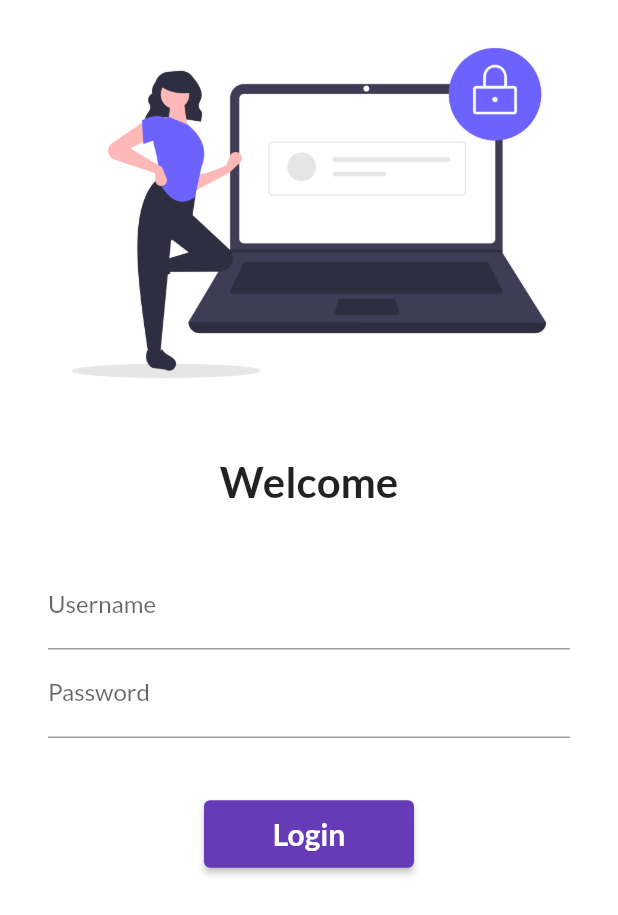
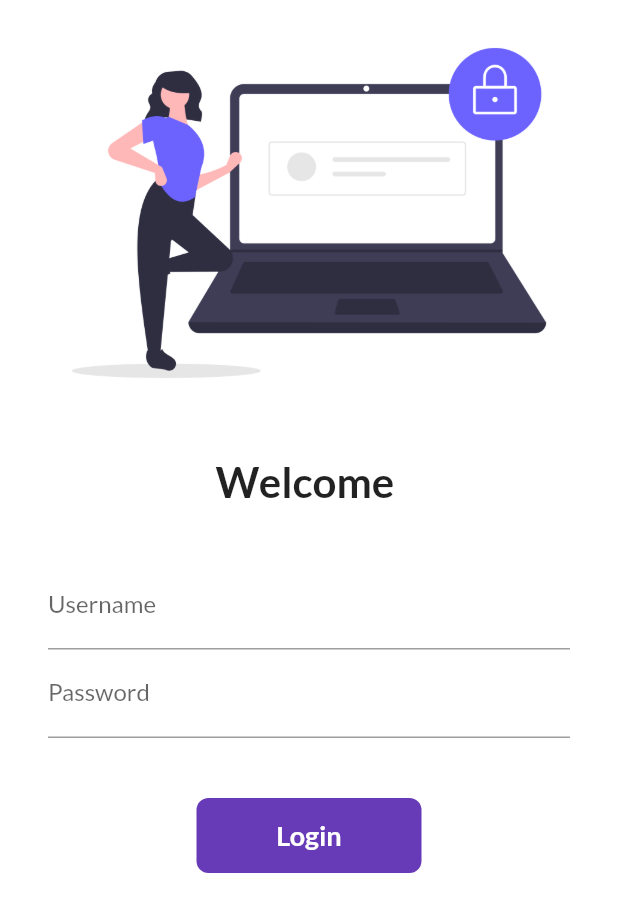
Before and after one commit to utkarshaggarwal74/catalog_app, a Flutter app: the screen it shows after launch, on a phone screen of 412 x 824 dp. Shown: the top 915 px of the screen. Run offline on Flutter 3.47's test engine with Material 2 defaults, Android fonts, the phone set to English and light mode, and no system bars; our stand-ins replace google_fonts.

Commit message:
day 6 completed

```diff
--- a/lib/pages/login_page.dart
+++ b/lib/pages/login_page.dart
@@ -1,9 +1,16 @@
 import 'package:catalog_app/utils/routes.dart';
 import 'package:flutter/material.dart';
 
-class LoginPage extends StatelessWidget {
+class LoginPage extends StatefulWidget {
   const LoginPage({Key? key}) : super(key: key);
 
+  @override
+  State<LoginPage> createState() => _LoginPageState();
+}
+
+class _LoginPageState extends State<LoginPage> {
+  String name = "";
+  bool changeButton = false;
   @override
   Widget build(BuildContext context) {
     return Material(
@@ -18,9 +25,9 @@ class LoginPage extends StatelessWidget {
             const SizedBox(
               height: 20.0,
             ),
-            const Text(
-              "Welcome",
-              style: TextStyle(
+            Text(
+              "Welcome $name",
+              style: const TextStyle(
                 fontSize: 28,
                 fontWeight: FontWeight.bold,
               ),
@@ -38,6 +45,10 @@ class LoginPage extends StatelessWidget {
                       hintText: "Enter Username",
                       labelText: "Username",
                     ),
+                    onChanged: (value) {
+                      name = value;
+                      setState(() {});
+                    },
                   ),
                   TextFormField(
                     obscureText: true,
@@ -49,19 +60,54 @@ class LoginPage extends StatelessWidget {
                   const SizedBox(
                     height: 40.0,
                   ),
-                  ElevatedButton(
-                    child: const Text(
-                      "Login",
-                      style:
-                          TextStyle(fontSize: 20, fontWeight: FontWeight.bold),
-                    ),
-                    onPressed: () {
+                  InkWell(
+                    onTap: () async {
+                      setState(() {
+                        changeButton = true;
+                      });
+                      await Future.delayed(const Duration(milliseconds: 400));
                       Navigator.pushNamed(context, MyRoutes.homeRoute);
                     },
-                    style: TextButton.styleFrom(
-                      minimumSize: const Size(140, 45),
+                    child: AnimatedContainer(
+                      duration: const Duration(milliseconds: 350),
+                      width: changeButton ? 50 : 150,
+                      height: 50,
+                      alignment: Alignment.center,
+                      child: changeButton
+                          ? const Icon(
+                              Icons.done,
+                              color: Colors.white,
+                            )
+                          : const Text(
+                              "Login",
+                              style: TextStyle(
+                                  color: Colors.white,
+                                  fontSize: 18,
+                                  fontWeight: FontWeight.bold),
+                            ),
+                      decoration: BoxDecoration(
+                        color: Colors.deepPurple,
+                        // shape:
+                        //     changeButton ? BoxShape.circle : BoxShape.rectangle,
+                        borderRadius:
+                            BorderRadius.circular(changeButton ? 50 : 8),
+                      ),
                     ),
                   ),
+
+                  // ElevatedButton(
+                  //   child: const Text(
+                  //     "Login",
+                  //     style:
+                  //         TextStyle(fontSize: 20, fontWeight: FontWeight.bold),
+                  //   ),
+                  //   onPressed: () {
+                  //     Navigator.pushNamed(context, MyRoutes.homeRoute);
+                  //   },
+                  //   style: TextButton.styleFrom(
+                  //     minimumSize: const Size(140, 45),
+                  //   ),
+                  // ),
                 ],
               ),
             ),
```
